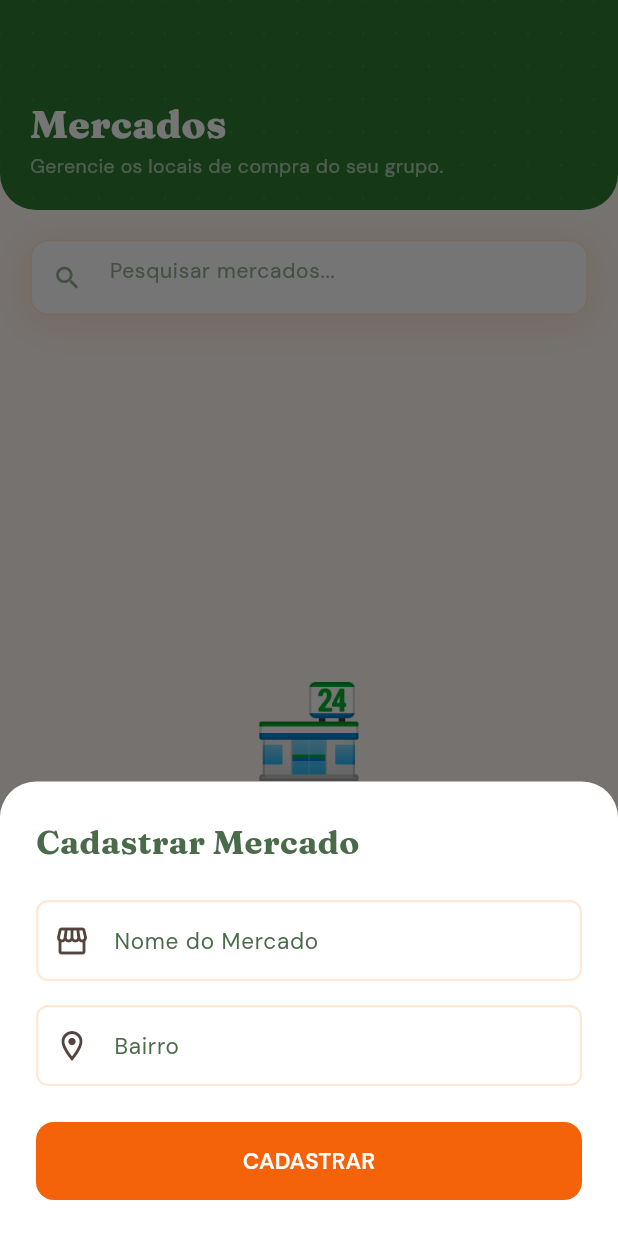
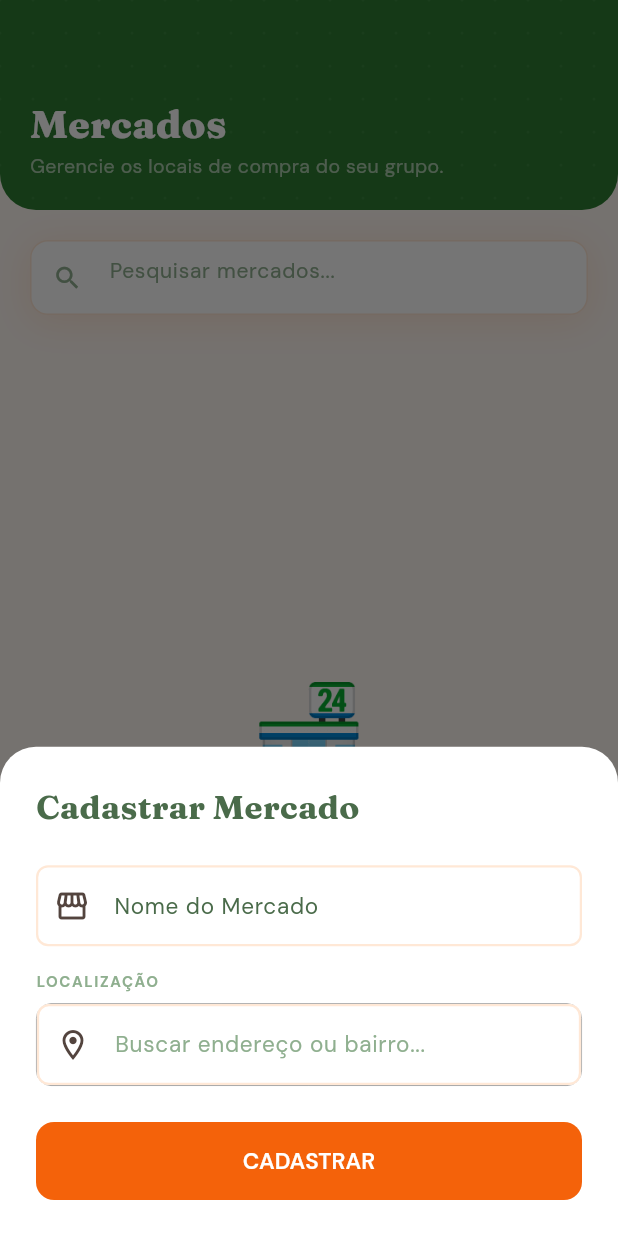
Before and after one commit to gustavoernandes86/feira_facil, a Flutter app: the MarketsScreen screen opened by its route, after a tap on "Novo Mercado", on a phone screen of 412 x 824 dp. Run offline on Flutter 3.47's test engine with Material 3 defaults, Android fonts, the phone set to English and light mode, and no system bars; drawn by our look-alikes of google_places_flutter; our stand-ins replace cloud_firestore, firebase_auth, firebase_core, fl_chart, flutter_riverpod, go_router and 2 more; accounts and stored records are empty.

Commit message:
feat(markets): Google Places autocomplete for market location

```diff
--- a/feira_facil/lib/features/markets/domain/market.dart
+++ b/feira_facil/lib/features/markets/domain/market.dart
@@ -2,6 +2,9 @@ class Market {
   final String id;
   final String name;
   final String address;
+  final String? placeId;
+  final double? latitude;
+  final double? longitude;
   final String? observations;
   final double rating;
   final String groupId;
@@ -12,6 +15,9 @@ class Market {
     required this.id,
     required this.name,
     required this.address,
+    this.placeId,
+    this.latitude,
+    this.longitude,
     this.observations,
     this.rating = 0.0,
     required this.groupId,
@@ -24,6 +30,9 @@ class Market {
       id: json['id'] as String,
       name: json['name'] as String,
       address: json['address'] as String? ?? '',
+      placeId: json['placeId'] as String?,
+      latitude: (json['latitude'] as num?)?.toDouble(),
+      longitude: (json['longitude'] as num?)?.toDouble(),
       observations: json['observations'] as String?,
       rating: (json['rating'] as num?)?.toDouble() ?? 0.0,
       groupId: json['groupId'] as String,
@@ -39,6 +48,9 @@ class Market {
       'id': id,
       'name': name,
       'address': address,
+      if (placeId != null) 'placeId': placeId,
+      if (latitude != null) 'latitude': latitude,
+      if (longitude != null) 'longitude': longitude,
       if (observations != null) 'observations': observations,
       'rating': rating,
       'groupId': groupId,
@@ -51,6 +63,9 @@ class Market {
     String? id,
     String? name,
     String? address,
+    String? placeId,
+    double? latitude,
+    double? longitude,
     String? observations,
     double? rating,
     String? groupId,
@@ -61,6 +76,9 @@ class Market {
       id: id ?? this.id,
       name: name ?? this.name,
       address: address ?? this.address,
+      placeId: placeId ?? this.placeId,
+      latitude: latitude ?? this.latitude,
+      longitude: longitude ?? this.longitude,
       observations: observations ?? this.observations,
       rating: rating ?? this.rating,
       groupId: groupId ?? this.groupId,
--- a/feira_facil/lib/features/markets/presentation/markets_screen.dart
+++ b/feira_facil/lib/features/markets/presentation/markets_screen.dart
@@ -1,6 +1,8 @@
 import 'package:flutter/material.dart';
 import 'package:flutter_riverpod/flutter_riverpod.dart';
 import 'package:google_fonts/google_fonts.dart';
+import 'package:google_places_flutter/google_places_flutter.dart';
+import 'package:google_places_flutter/model/prediction.dart';
 import 'package:uuid/uuid.dart';
 
 import '../../../core/theme/app_colors.dart';
@@ -131,13 +133,17 @@ class _MarketsScreenState extends ConsumerState<MarketsScreen> {
 
   void _showAddMarketModal(BuildContext context, WidgetRef ref) {
     final nameController = TextEditingController();
-    final neighborhoodController = TextEditingController();
+    final addressController = TextEditingController();
+    double? selectedLat;
+    double? selectedLng;
+    String? selectedPlaceId;
 
     showModalBottomSheet(
       context: context,
       isScrollControlled: true,
       backgroundColor: Colors.transparent,
-      builder: (ctx) => Container(
+      builder: (ctx) => StatefulBuilder(
+        builder: (ctx, setModalState) => Container(
           decoration: const BoxDecoration(
             color: Colors.white,
             borderRadius: BorderRadius.vertical(top: Radius.circular(24)),
@@ -160,21 +166,94 @@ class _MarketsScreenState extends ConsumerState<MarketsScreen> {
                 ),
               ),
               const SizedBox(height: 24),
+
+              // Nome do mercado
               TextField(
                 controller: nameController,
+                textCapitalization: TextCapitalization.words,
                 decoration: const InputDecoration(
                   labelText: 'Nome do Mercado',
                   prefixIcon: Icon(Icons.storefront),
                 ),
               ),
               const SizedBox(height: 16),
-            TextField(
-              controller: neighborhoodController,
-              decoration: const InputDecoration(
-                labelText: 'Bairro',
+
+              // Localização via Google Places
+              Text(
+                'LOCALIZAÇÃO',
+                style: TextStyle(
+                  fontSize: 10,
+                  fontWeight: FontWeight.bold,
+                  color: AppColors.textTertiary,
+                  letterSpacing: 1.1,
+                ),
+              ),
+              const SizedBox(height: 8),
+              GooglePlaceAutoCompleteTextField(
+                textEditingController: addressController,
+                googleAPIKey: 'AIzaSyAS3-vnzPSXdO41uw3sXsVBOOyATFPIaIY',
+                inputDecoration: const InputDecoration(
+                  hintText: 'Buscar endereço ou bairro...',
                   prefixIcon: Icon(Icons.location_on_outlined),
                 ),
+                debounceTime: 400,
+                countries: const ['br'],
+                isLatLngRequired: true,
+                getPlaceDetailWithLatLng: (Prediction prediction) {
+                  setModalState(() {
+                    addressController.text = prediction.description ?? '';
+                    selectedLat = double.tryParse(prediction.lat ?? '');
+                    selectedLng = double.tryParse(prediction.lng ?? '');
+                    selectedPlaceId = prediction.placeId;
+                  });
+                },
+                itemClick: (Prediction prediction) {
+                  addressController.text = prediction.description ?? '';
+                  addressController.selection = TextSelection.fromPosition(
+                    TextPosition(offset: addressController.text.length),
+                  );
+                },
+                itemBuilder: (context, index, Prediction prediction) {
+                  return Container(
+                    padding: const EdgeInsets.all(12),
+                    child: Row(
+                      children: [
+                        const Icon(Icons.location_pin, color: AppColors.orange, size: 18),
+                        const SizedBox(width: 12),
+                        Expanded(
+                          child: Text(
+                            prediction.description ?? '',
+                            style: const TextStyle(fontSize: 14),
                           ),
+                        ),
+                      ],
+                    ),
+                  );
+                },
+                seperatedBuilder: const Divider(height: 1, color: AppColors.cream2),
+                containerHorizontalPadding: 0,
+              ),
+
+              // Confirmação de endereço selecionado
+              if (selectedLat != null)
+                Padding(
+                  padding: const EdgeInsets.only(top: 8),
+                  child: Row(
+                    children: [
+                      const Icon(Icons.check_circle, color: AppColors.green, size: 16),
+                      const SizedBox(width: 6),
+                      const Text(
+                        'Localização confirmada',
+                        style: TextStyle(
+                          color: AppColors.green,
+                          fontSize: 12,
+                          fontWeight: FontWeight.w600,
+                        ),
+                      ),
+                    ],
+                  ),
+                ),
+
               const SizedBox(height: 24),
               ElevatedButton(
                 onPressed: () async {
@@ -185,9 +264,10 @@ class _MarketsScreenState extends ConsumerState<MarketsScreen> {
                   final newMarket = Market(
                     id: const Uuid().v4(),
                     name: nameController.text.trim(),
-                  address: neighborhoodController.text.trim().isEmpty
-                      ? ''
-                      : neighborhoodController.text.trim(),
+                    address: addressController.text.trim(),
+                    placeId: selectedPlaceId,
+                    latitude: selectedLat,
+                    longitude: selectedLng,
                     groupId: groupId,
                     createdBy: '',
                     createdAt: DateTime.now(),
@@ -201,6 +281,7 @@ class _MarketsScreenState extends ConsumerState<MarketsScreen> {
                 child: const Text('CADASTRAR'),
               ),
             ],
+          ),
         ),
       ),
     );
--- a/feira_facil/pubspec.yaml
+++ b/feira_facil/pubspec.yaml
@@ -48,6 +48,7 @@ dependencies:
   json_annotation: any
   google_fonts: ^6.3.2
   uuid: ^4.5.3
+  google_places_flutter: ^2.0.9
 
 dev_dependencies:
   flutter_test:
```
Also changed, not shown: feira_facil/pubspec.lock, 1 other file. Lines whose indentation alone changed are shown as unchanged.
